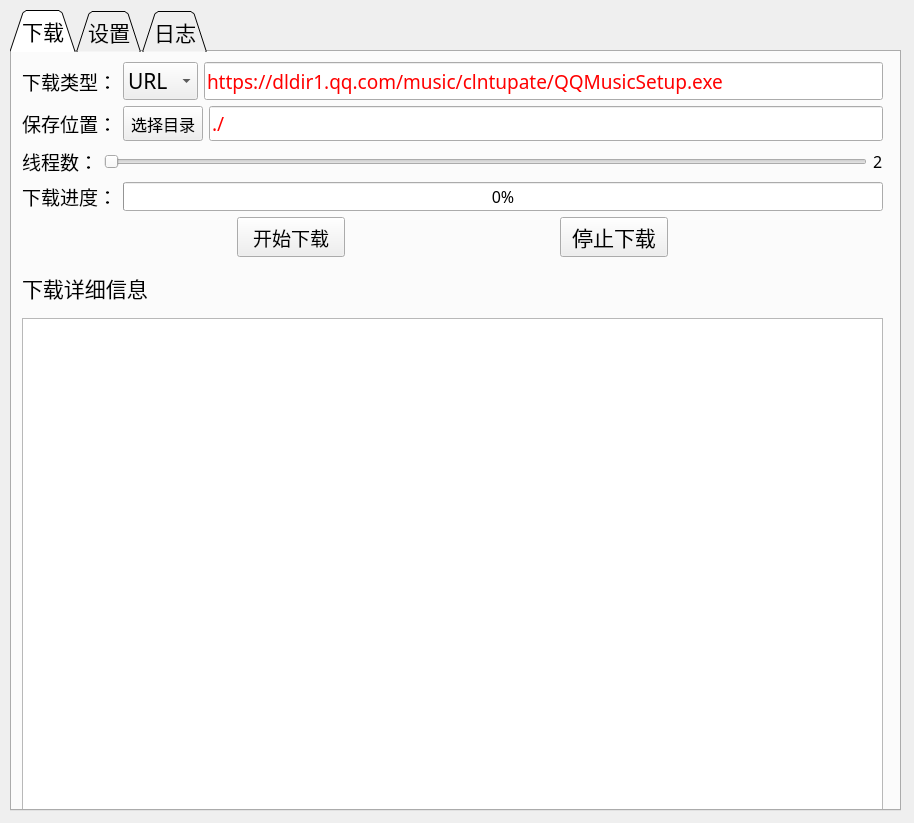
First picture: the form in ui/UI.ui, repository hanlanqian/IDM, before the edit.
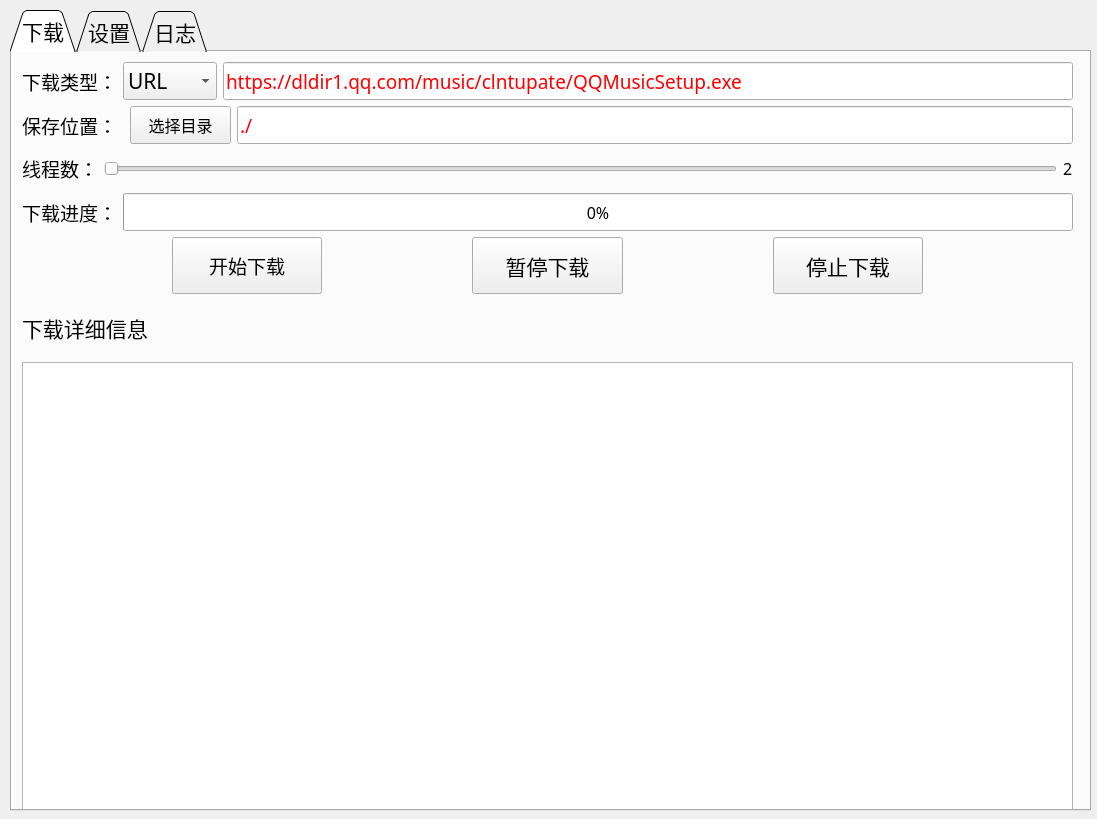
Second picture: the form after the edit. Icons and pictures are not drawn.

```diff
--- a/ui/UI.ui
+++ b/ui/UI.ui
@@ -6,8 +6,8 @@
    <rect>
     <x>0</x>
     <y>0</y>
-    <width>914</width>
-    <height>823</height>
+    <width>1097</width>
+    <height>819</height>
    </rect>
   </property>
   <property name="sizePolicy">
@@ -31,7 +31,7 @@
      <rect>
       <x>10</x>
       <y>10</y>
-      <width>891</width>
+      <width>1081</width>
       <height>801</height>
      </rect>
     </property>
@@ -90,13 +90,13 @@
           <rect>
            <x>10</x>
            <y>10</y>
-           <width>861</width>
+           <width>1051</width>
            <height>751</height>
           </rect>
          </property>
-         <layout class="QVBoxLayout" name="verticalLayout_3" stretch="1,0,0,0">
+         <layout class="QVBoxLayout" name="verticalLayout_3" stretch="3,1,1,8">
           <item>
-           <layout class="QVBoxLayout" name="verticalLayout" stretch="0,1,1,1">
+           <layout class="QVBoxLayout" name="verticalLayout" stretch="1,1,1,1">
             <item>
              <layout class="QHBoxLayout" name="horizontalLayout_4" stretch="1,1,9">
               <item>
@@ -290,7 +290,7 @@
                </layout>
               </item>
               <item>
-               <widget class="QLineEdit" name="lineEdit">
+               <widget class="QLineEdit" name="filepathEdit">
                 <property name="sizePolicy">
                  <sizepolicy hsizetype="Expanding" vsizetype="Expanding">
                   <horstretch>5</horstretch>
@@ -492,7 +492,7 @@
            </layout>
           </item>
           <item>
-           <layout class="QHBoxLayout" name="horizontalLayout" stretch="2,1,2,1,2">
+           <layout class="QHBoxLayout" name="horizontalLayout" stretch="1,1,1,1,1,1,1">
             <property name="spacing">
              <number>0</number>
             </property>
@@ -534,6 +534,32 @@
               </property>
              </widget>
             </item>
+            <item>
+             <spacer name="horizontalSpacer_4">
+              <property name="orientation">
+               <enum>Qt::Vertical</enum>
+              </property>
+              <property name="sizeHint" stdset="0">
+               <size>
+                <width>20</width>
+                <height>40</height>
+               </size>
+              </property>
+             </spacer>
+            </item>
+            <item>
+             <widget class="QPushButton" name="pause_button">
+              <property name="sizePolicy">
+               <sizepolicy hsizetype="Expanding" vsizetype="Expanding">
+                <horstretch>0</horstretch>
+                <verstretch>0</verstretch>
+               </sizepolicy>
+              </property>
+              <property name="text">
+               <string>暂停下载</string>
+              </property>
+             </widget>
+            </item>
             <item>
              <spacer name="horizontalSpacer_3">
               <property name="orientation">
@@ -725,7 +751,7 @@
           <string>文件下载目录：</string>
          </property>
         </widget>
-        <widget class="QLineEdit" name="lineEdit_2">
+        <widget class="QLineEdit" name="lineEdit">
          <property name="geometry">
           <rect>
            <x>210</x>
@@ -741,7 +767,7 @@
           </font>
          </property>
          <property name="text">
-          <string>C:/</string>
+          <string/>
          </property>
         </widget>
         <widget class="QPushButton" name="pushButton">
```
Left out of the diff: 2 changed lines with no effect on the pictures.
